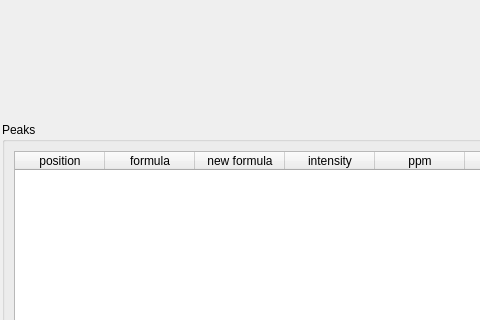
This is Orbitool/UI/PeakFitFloat.ui in liyihc/Orbitool as Qt 5 draws it before an edit; both pictures show x 269 to 749 and y 238 to 558 of the 1000 by 700 pixel window. The edited form follows.
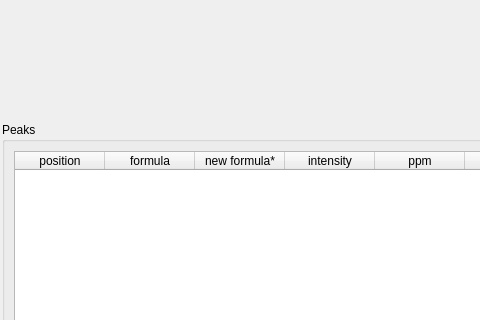
This is the edited form.

Commit message: rework the formula result window and flag new formula edits

The edit to the form file:
```diff
--- a/Orbitool/UI/PeakFitFloat.ui
+++ b/Orbitool/UI/PeakFitFloat.ui
@@ -247,7 +247,7 @@
            </column>
            <column>
             <property name="text">
-             <string>new formula</string>
+             <string>new formula*</string>
             </property>
            </column>
            <column>
```
The commit also changes 10 other files.
